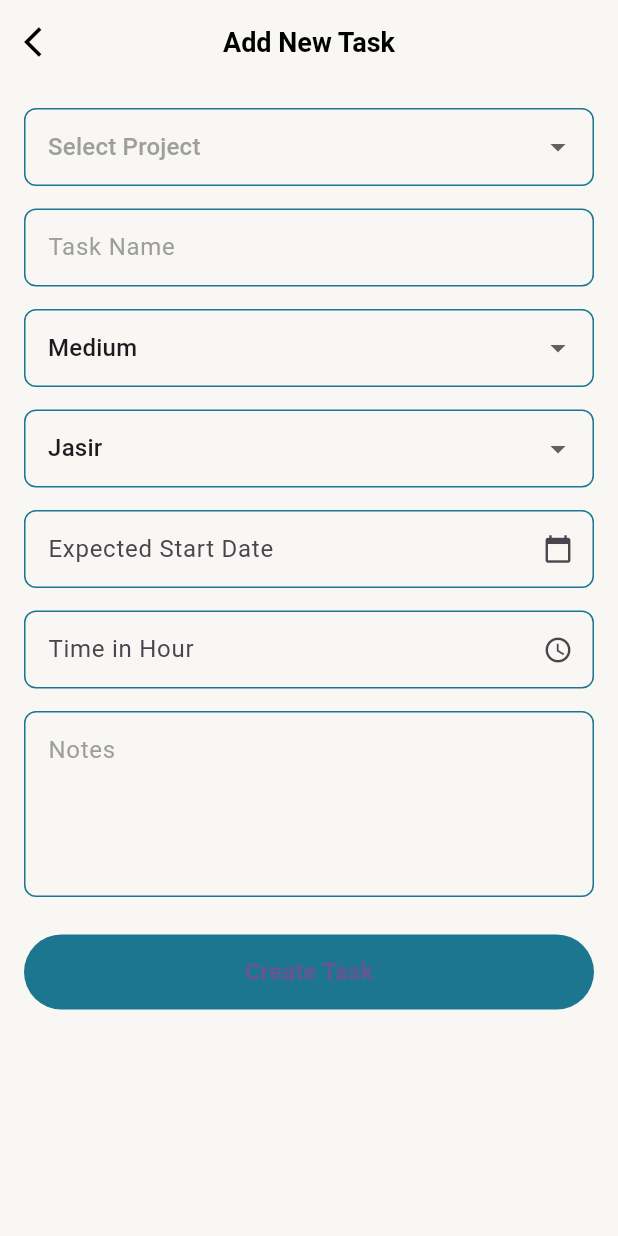
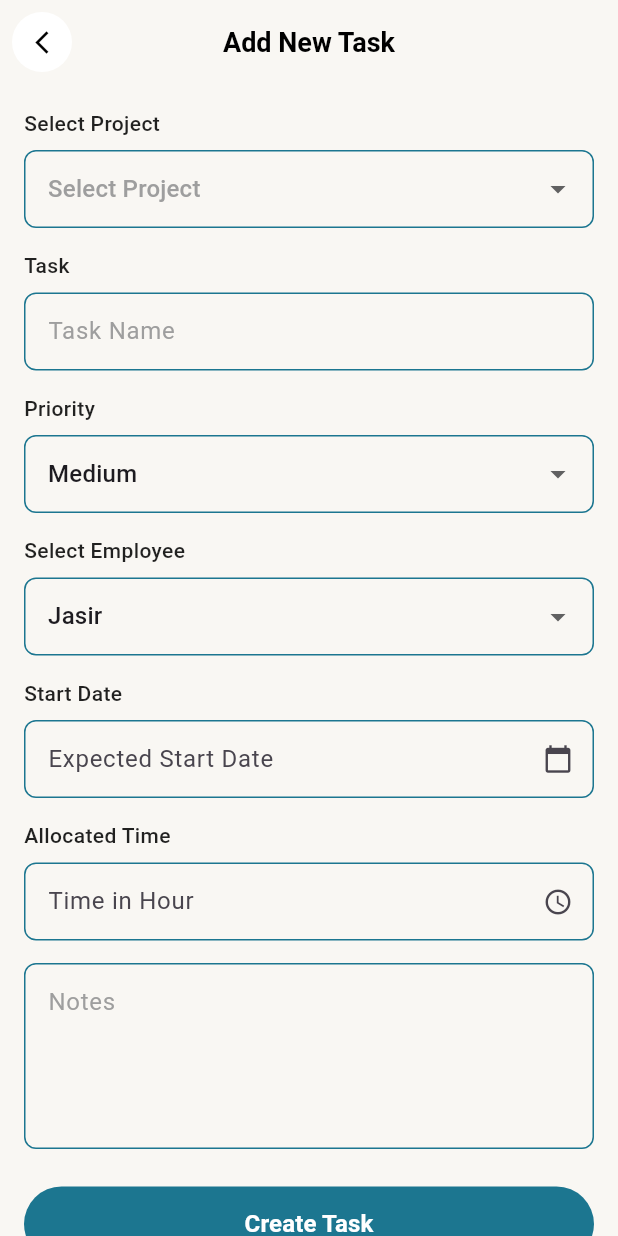
Before and after one commit to teambackoffice/tbo_app, a Flutter app: the AddNewTaskPage screen opened directly, on a phone screen of 412 x 824 dp. Run offline on Flutter 3.47's test engine with Material 3 defaults, Android fonts, the light colour scheme and no system bars; our stand-ins replace fl_chart; network calls fail.

Commit message:
Create New Task UI

```diff
--- a/lib/view/admin/dashboard/add_project_task/add_task.dart
+++ b/lib/view/admin/dashboard/add_project_task/add_task.dart
@@ -24,10 +24,23 @@ class _AddNewTaskPageState extends State<AddNewTaskPage> {
       appBar: AppBar(
         backgroundColor: const Color(0xFFF9F7F3),
         elevation: 0,
-        leading: IconButton(
-          icon: const Icon(Icons.arrow_back_ios, color: Colors.black),
-          onPressed: () => Navigator.pop(context),
+        leading: Container(
+          margin: const EdgeInsets.all(8), // space from app bar edges
+          decoration: BoxDecoration(
+            shape: BoxShape.circle,
+
+            color: Colors.white, // optional background
+          ),
+          child: IconButton(
+            icon: const Icon(
+              Icons.arrow_back_ios_new,
+              color: Colors.black,
+              size: 18,
+            ),
+            onPressed: () => Navigator.of(context).pop(),
+          ),
         ),
+
         centerTitle: true,
         title: const Text(
           "Add New Task",
@@ -43,6 +56,8 @@ class _AddNewTaskPageState extends State<AddNewTaskPage> {
         child: Column(
           crossAxisAlignment: CrossAxisAlignment.start,
           children: [
+            _buildLabel("Select Project"),
+            const SizedBox(height: 8),
             _buildDropdownField(
               label: "Select Project",
               value: selectedProject,
@@ -50,8 +65,12 @@ class _AddNewTaskPageState extends State<AddNewTaskPage> {
               onChanged: (value) => setState(() => selectedProject = value),
             ),
             const SizedBox(height: 15),
+            _buildLabel("Task"),
+            const SizedBox(height: 8),
             _buildTextField("Task Name", controller: taskNameController),
             const SizedBox(height: 15),
+            _buildLabel("Priority"),
+            const SizedBox(height: 8),
             _buildDropdownField(
               label: "Priority",
               value: selectedPriority,
@@ -59,6 +78,8 @@ class _AddNewTaskPageState extends State<AddNewTaskPage> {
               onChanged: (value) => setState(() => selectedPriority = value),
             ),
             const SizedBox(height: 15),
+            _buildLabel("Select Employee"),
+            const SizedBox(height: 8),
             _buildDropdownField(
               label: "Select Employee",
               value: selectedEmployee,
@@ -66,6 +87,8 @@ class _AddNewTaskPageState extends State<AddNewTaskPage> {
               onChanged: (value) => setState(() => selectedEmployee = value),
             ),
             const SizedBox(height: 15),
+            _buildLabel("Start Date"),
+            const SizedBox(height: 8),
             _buildDatePickerField("Expected Start Date", startDate, () async {
               final picked = await showDatePicker(
                 context: context,
@@ -78,6 +101,8 @@ class _AddNewTaskPageState extends State<AddNewTaskPage> {
               }
             }),
             const SizedBox(height: 15),
+            _buildLabel("Allocated Time"),
+            const SizedBox(height: 8),
             _buildTimePickerField("Time in Hour", allocatedTime, () async {
               final picked = await showTimePicker(
                 context: context,
@@ -94,7 +119,9 @@ class _AddNewTaskPageState extends State<AddNewTaskPage> {
               width: double.infinity,
               height: 50,
               child: ElevatedButton(
-                onPressed: () {},
+                onPressed: () {
+                  _createTask();
+                },
                 style: ElevatedButton.styleFrom(
                   backgroundColor: const Color(0xFF1C7690),
                   shape: RoundedRectangleBorder(
@@ -104,12 +131,27 @@ class _AddNewTaskPageState extends State<AddNewTaskPage> {
                 ),
                 child: const Text(
                   "Create Task",
-                  style: TextStyle(fontSize: 16, fontWeight: FontWeight.w600),
+                  style: TextStyle(
+                    fontSize: 16,
+                    fontWeight: FontWeight.w600,
+                    color: Colors.white,
+                  ),
                 ),
               ),
             ),
           ],
         ),
+      ),
+    );
+  }
+
+  Widget _buildLabel(String text) {
+    return Text(
+      text,
+      style: const TextStyle(
+        fontSize: 14,
+        fontWeight: FontWeight.w500,
+        color: Colors.black87,
       ),
     );
   }
@@ -236,4 +278,33 @@ class _AddNewTaskPageState extends State<AddNewTaskPage> {
       ),
     );
   }
+
+  void _createTask() {
+    // Handle task creation logic here
+    print('Selected Project: $selectedProject');
+    print('Task Name: ${taskNameController.text}');
+    print('Priority: $selectedPriority');
+    print('Selected Employee: $selectedEmployee');
+    print('Start Date: $startDate');
+    print('Allocated Time: $allocatedTime');
+    print('Notes: ${notesController.text}');
+
+    // Show success message
+    ScaffoldMessenger.of(context).showSnackBar(
+      const SnackBar(
+        content: Text('Task created successfully!'),
+        backgroundColor: Color(0xFF1C7690),
+      ),
+    );
+
+    // Navigate back or to another screen
+    Navigator.of(context).pop();
+  }
+
+  @override
+  void dispose() {
+    taskNameController.dispose();
+    notesController.dispose();
+    super.dispose();
+  }
 }
```
